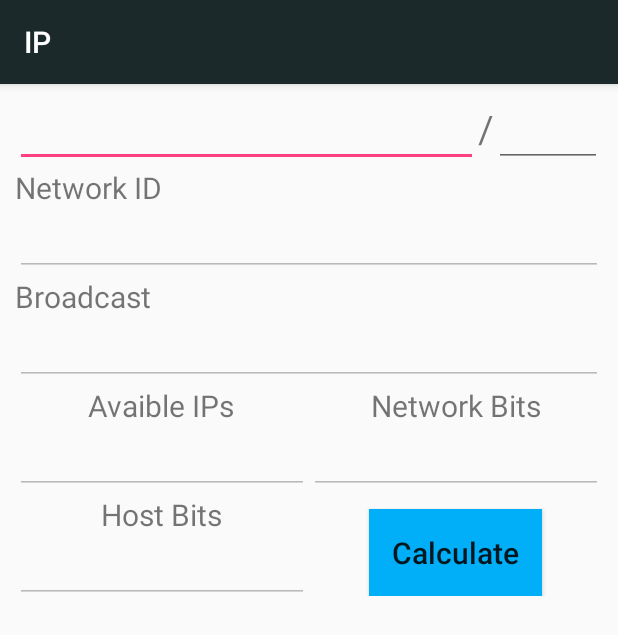
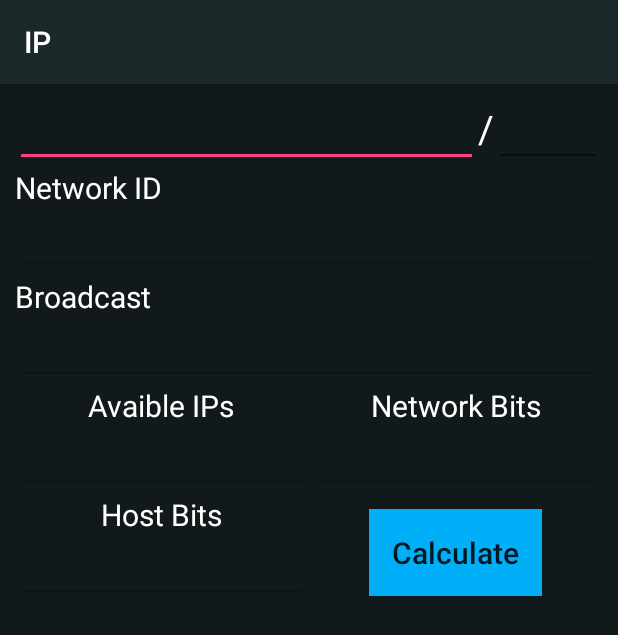
Before and after one commit to Moemeister/IPcalculator, an Android app: the screen it shows after launch (MainActivity), on a phone screen of 412 x 824 dp. Shown: the top 635 px of the screen. Run offline under Robolectric (Android 15) with nearby library versions, the phone set to English and light mode, and no system bars.

Commit message:
Added some colors and styles

```diff
--- a/app/src/main/res/layout/activity_main.xml
+++ b/app/src/main/res/layout/activity_main.xml
@@ -5,7 +5,7 @@
     android:layout_width="match_parent"
     android:layout_height="match_parent"
     android:padding="10dp"
-
+    android:background="@color/dark"
     android:orientation="vertical"
     >
 
@@ -22,14 +22,14 @@
             android:inputType="number"
             android:maxLength="15"
             android:digits="0123456789."
-
+            android:textColor="@color/white"
             />
         <TextView
             android:id="@+id/pleca"
             android:layout_width="wrap_content"
             android:layout_height="wrap_content"
             android:text="/"
-
+            android:textColor="@color/white"
             android:textSize="25sp"
             />
 
@@ -54,7 +54,7 @@
             android:layout_width="wrap_content"
             android:layout_height="wrap_content"
             android:text="Network ID"
-
+            android:textColor="@color/white"
             android:textSize="20sp"/>
         <EditText
             android:id="@+id/txt_id_net"
@@ -68,7 +68,7 @@
             android:layout_width="wrap_content"
             android:layout_height="wrap_content"
             android:text="Broadcast"
-
+            android:textColor="@color/white"
             android:textSize="20sp"
 
             android:layout_below="@id/txt_id_net"/>
@@ -94,7 +94,7 @@
             >
             <TextView
                 android:id="@+id/cant_ip"
-
+                android:textColor="@color/white"
                 android:layout_width="wrap_content"
                 android:layout_height="wrap_content"
                 android:text="Avaible IPs"
@@ -114,7 +114,7 @@
                 android:layout_width="wrap_content"
                 android:layout_height="wrap_content"
                 android:text="@string/host_bits"
-
+                android:textColor="@color/white"
                 android:textSize="20sp"
                 android:layout_below="@id/txt_cant_ip"
                 android:layout_centerHorizontal="true"/>
@@ -138,7 +138,7 @@
             android:layout_weight="1"
             >
             <TextView
-
+                android:textColor="@color/white"
                 android:id="@+id/part_red"
                 android:layout_width="wrap_content"
                 android:layout_height="wrap_content"
```
